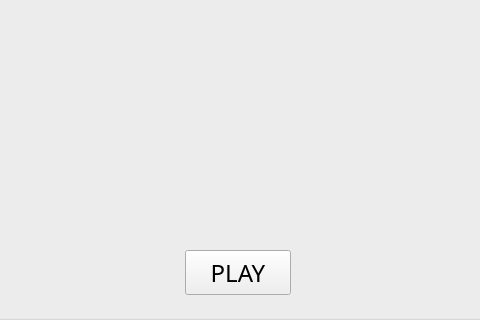
notashwinii/braincode, file Braincode.ui: the form before one commit; both pictures show x 182 to 662 and y 150 to 470 of the 840 by 470 pixel window.
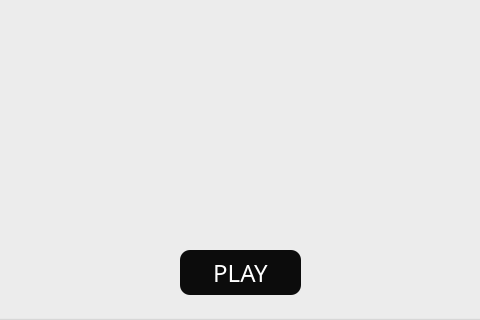
The form after the commit.

Patch:
```diff
--- a/Braincode.ui
+++ b/Braincode.ui
@@ -75,9 +75,9 @@
     <widget class="QPushButton" name="pushButton_start">
      <property name="geometry">
       <rect>
-       <x>367</x>
+       <x>362</x>
        <y>400</y>
-       <width>106</width>
+       <width>121</width>
        <height>45</height>
       </rect>
      </property>
@@ -88,6 +88,17 @@
        <bold>false</bold>
       </font>
      </property>
+     <property name="styleSheet">
+      <string notr="true">QPushButton
+{
+    background-color: rgb(12, 12, 12);
+    border: none;
+    border-radius : 10px;
+    color: rgb(255, 255, 255);
+	padding: 5px;
+
+}</string>
+     </property>
      <property name="text">
       <string>PLAY</string>
      </property>
```
